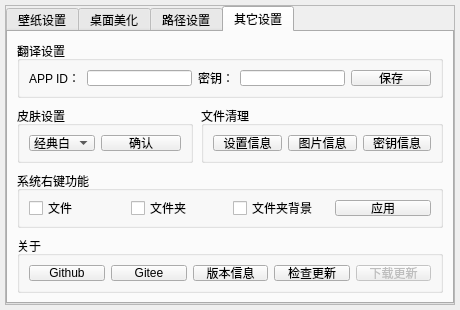
The window that src/dialog.ui (yjmthu/Neobox) describes before a commit, drawn with Qt 5.
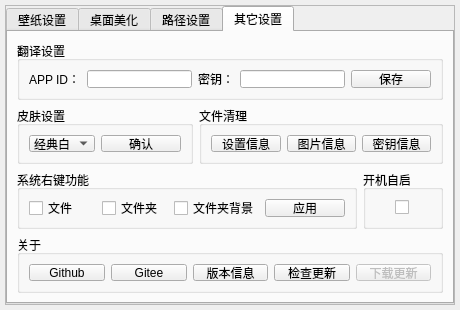
The same window after the commit. The open tabs and pages were chosen to show the change. Icons and pictures are not drawn.

Patch:
```diff
--- a/src/dialog.ui
+++ b/src/dialog.ui
@@ -1331,9 +1331,6 @@
           <string>其它设置</string>
          </attribute>
          <layout class="QVBoxLayout" name="verticalLayout_4">
-          <property name="spacing">
-           <number>8</number>
-          </property>
           <item>
            <widget class="QGroupBox" name="groupBox_17">
             <property name="title">
@@ -1484,6 +1481,8 @@
            </layout>
           </item>
           <item>
+           <layout class="QHBoxLayout" name="horizontalLayout_28">
+            <item>
            <widget class="QGroupBox" name="groupBox_7">
             <property name="minimumSize">
              <size>
@@ -1558,6 +1557,51 @@
              </item>
             </layout>
            </widget>
+            </item>
+            <item>
+             <widget class="QGroupBox" name="groupBox_20">
+              <property name="maximumSize">
+               <size>
+                <width>80</width>
+                <height>16777215</height>
+               </size>
+              </property>
+              <property name="title">
+               <string>开机自启</string>
+              </property>
+              <layout class="QHBoxLayout" name="horizontalLayout_29">
+               <property name="spacing">
+                <number>6</number>
+               </property>
+               <property name="leftMargin">
+                <number>9</number>
+               </property>
+               <property name="topMargin">
+                <number>9</number>
+               </property>
+               <property name="rightMargin">
+                <number>9</number>
+               </property>
+               <property name="bottomMargin">
+                <number>9</number>
+               </property>
+               <item>
+                <widget class="QCheckBox" name="checkBox">
+                 <property name="maximumSize">
+                  <size>
+                   <width>15</width>
+                   <height>16777215</height>
+                  </size>
+                 </property>
+                 <property name="text">
+                  <string/>
+                 </property>
+                </widget>
+               </item>
+              </layout>
+             </widget>
+            </item>
+           </layout>
           </item>
           <item>
            <widget class="QGroupBox" name="groupBox_19">
```
Left out of the diff: 48 changed lines with no effect on the pictures. Lines whose indentation alone changed are shown as unchanged.
